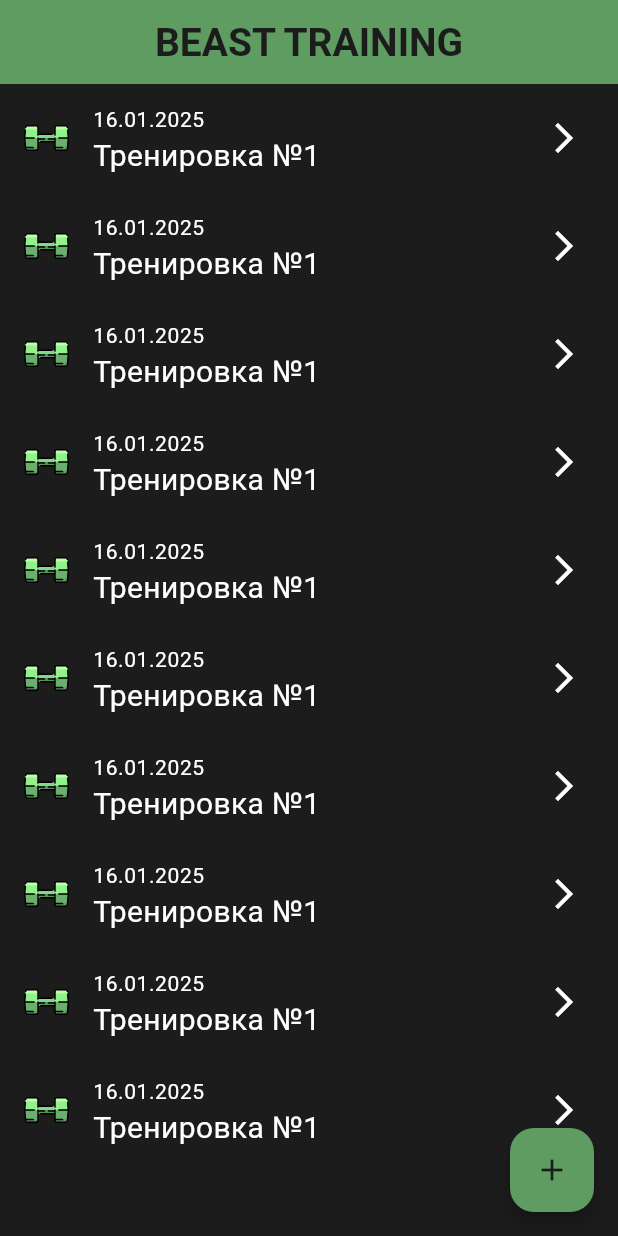
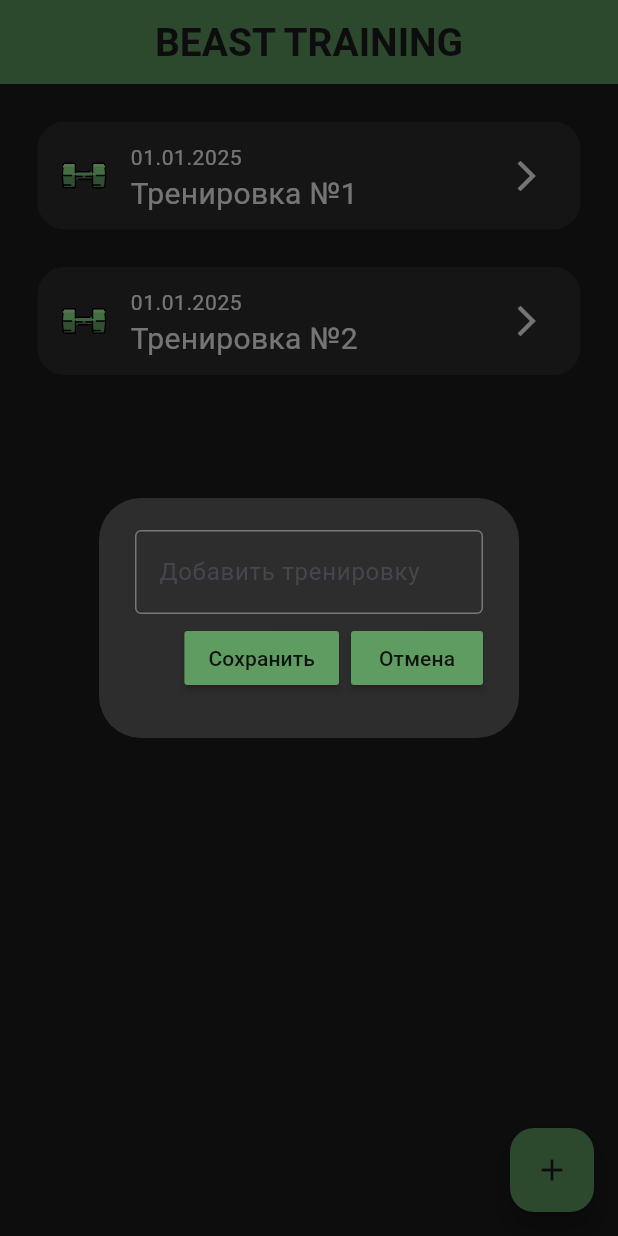
Before and after one commit to smthm0re/beast_training, a Flutter app: the screen it shows after launch, after a tap on the "add" icon, on a phone screen of 412 x 824 dp. Run offline on Flutter 3.47's test engine with Material 3 defaults, Android fonts, the phone set to English and light mode, and no system bars; drawn by our look-alikes of flutter_slidable; our stand-ins replace flutter_svg, hive, hive_flutter; accounts and stored records are empty.

Commit message:
Добавил hive.

```diff
--- /dev/null
+++ b/lib/data/database.dart
@@ -0,0 +1,19 @@
+import 'package:hive/hive.dart';
+
+class ToDoDataBase {
+  List trainingList = [];
+
+  final _trainingBox = Hive.box("trainingBox");
+
+  void createInitialData() {
+    trainingList = ['Тренировка №1', 'Тренировка №2'];
+  }
+
+  void loadData() {
+    trainingList = _trainingBox.get("TRAININGLIST");
+  }
+
+  void updateDataBase() {
+    _trainingBox.put("TRAININGLIST", trainingList);
+  }
+}
--- a/lib/main.dart
+++ b/lib/main.dart
@@ -1,8 +1,11 @@
-import 'package:beast_training/app/beast_training_app.dart';
+import 'package:beast_training/apps/beast_training_app.dart';
 import 'package:flutter/material.dart';
 import 'package:hive_flutter/hive_flutter.dart';
 
 void main() async {
+  await Hive.initFlutter();
+
+  var box = await Hive.openBox('trainingBox');
+
   runApp(const BeastTrainingApp());
-  await Hive.initFlutter();
 }
--- /dev/null
+++ b/lib/pages/training_screen/dialog_box/dialog_box.dart
@@ -0,0 +1,45 @@
+import 'package:beast_training/pages/training_screen/dialog_box/my_button/my_button.dart';
+import 'package:flutter/material.dart';
+
+class DialogBox extends StatelessWidget {
+  DialogBox({
+    super.key,
+    required this.controller,
+    required this.onSave,
+    required this.onCancel,
+  });
+
+  final controller;
+  VoidCallback onSave;
+  VoidCallback onCancel;
+
+  @override
+  Widget build(BuildContext context) {
+    return AlertDialog(
+      backgroundColor: Color.fromARGB(255, 45, 45, 45),
+      content: Container(
+        height: 120,
+        child: Column(
+          mainAxisAlignment: MainAxisAlignment.spaceEvenly,
+          children: [
+            TextField(
+              controller: controller,
+              decoration: InputDecoration(
+                border: OutlineInputBorder(),
+                hintText: 'Добавить тренировку',
+              ),
+            ),
+            Row(
+              mainAxisAlignment: MainAxisAlignment.end,
+              children: [
+                MyButton(text: "Сохранить", onPressed: onSave),
+                const SizedBox(width: 8),
+                MyButton(text: "Отмена", onPressed: onCancel),
+              ],
+            )
+          ],
+        ),
+      ),
+    );
+  }
+}
--- /dev/null
+++ b/lib/pages/training_screen/dialog_box/my_button/my_button.dart
@@ -0,0 +1,21 @@
+import 'package:flutter/material.dart';
+
+class MyButton extends StatelessWidget {
+  MyButton({
+    super.key,
+    required this.text,
+    required this.onPressed,
+  });
+
+  final String text;
+  VoidCallback onPressed;
+
+  @override
+  Widget build(BuildContext context) {
+    return MaterialButton(
+      onPressed: onPressed,
+      color: Color.fromARGB(255, 95, 156, 98),
+      child: Text(text),
+    );
+  }
+}
--- a/lib/pages/training_screen/training_screen.dart
+++ b/lib/pages/training_screen/training_screen.dart
@@ -1,5 +1,8 @@
+import 'package:beast_training/data/database.dart';
+import 'package:beast_training/pages/training_screen/dialog_box/dialog_box.dart';
 import 'package:beast_training/pages/training_screen/training_tile/training_tile.dart';
 import 'package:flutter/material.dart';
+import 'package:hive/hive.dart';
 
 class TrainingScreen extends StatefulWidget {
   const TrainingScreen({super.key});
@@ -9,10 +12,48 @@ class TrainingScreen extends StatefulWidget {
 }
 
 class _TrainingScreenState extends State<TrainingScreen> {
-  void _addTraining() {
-    setState(() {
-// todo: добавить что делать при нажатии кнопки
-    });
+  final _trainingBox = Hive.box("trainingBox");
+  ToDoDataBase db = ToDoDataBase();
+
+  @override
+  void initState() {
+    if (_trainingBox.get("TRAININGLIST") == null) {
+      db.createInitialData();
+    } else {
+      db.loadData();
+    }
+
+    super.initState();
+  }
+
+  final _controller = TextEditingController();
+
+  void _createNewTraining() {
+    showDialog(
+      context: context,
+      builder: (context) {
+        return DialogBox(
+          controller: _controller,
+          onSave: saveNewTraining,
+          onCancel: () => Navigator.of(context).pop(),
+        );
+      },
+    );
+    setState(() {});
+  }
+
+  void saveNewTraining() {
+    db.trainingList.add(_controller.text);
+    db.updateDataBase();
+    Navigator.of(context).pop();
+    _controller.clear();
+    setState(() {});
+  }
+
+  void deleteTraining(int index) {
+    db.trainingList.removeAt(index);
+    db.updateDataBase();
+    setState(() {});
   }
 
   @override
@@ -23,16 +64,16 @@ class _TrainingScreenState extends State<TrainingScreen> {
         title: const Text('BEAST TRAINING'),
       ),
       body: ListView.builder(
-        itemCount: 10,
+        itemCount: db.trainingList.length,
         itemBuilder: (context, index) {
-          const trainingNumber = 'Тренировка №1';
-          return const TrainingTile(
-            trainingNumber: trainingNumber,
+          return TrainingTile(
+            trainingNumber: db.trainingList[index],
+            deleteTraining: (context) => deleteTraining(index),
           );
         },
       ),
       floatingActionButton: FloatingActionButton(
-        onPressed: _addTraining,
+        onPressed: _createNewTraining,
         tooltip: 'Добавить тренировку',
         child: const Icon(Icons.add),
       ),
--- a/lib/pages/training_screen/training_tile/training_tile.dart
+++ b/lib/pages/training_screen/training_tile/training_tile.dart
@@ -1,24 +1,43 @@
 import 'package:flutter/material.dart';
+import 'package:flutter_slidable/flutter_slidable.dart';
 import 'package:flutter_svg/svg.dart';
 
 class TrainingTile extends StatelessWidget {
-  const TrainingTile({
+  TrainingTile({
     super.key,
     required this.trainingNumber,
+    required this.deleteTraining,
   });
 
   final String trainingNumber;
+  Function(BuildContext)? deleteTraining;
 
   @override
   Widget build(BuildContext context) {
-    return ListTile(
+    return Padding(
+      padding: const EdgeInsets.only(left: 25.0, right: 25.0, top: 25.0),
+      child: Slidable(
+        endActionPane: ActionPane(
+          motion: StretchMotion(),
+          children: [
+            SlidableAction(
+              onPressed: deleteTraining,
+              icon: Icons.delete,
+              backgroundColor: Colors.red.shade300,
+              borderRadius: BorderRadius.circular(18),
+            ),
+          ],
+        ),
+        child: ListTile(
+          shape:
+              RoundedRectangleBorder(borderRadius: BorderRadius.circular(18)),
           leading: SvgPicture.asset(
             'assets/svg/dumbbell.svg',
             height: 30,
             width: 30,
           ),
           title: Text(
-        '16.01.2025',
+            '01.01.2025',
             style: Theme.of(context).textTheme.bodySmall,
           ),
           subtitle: Text(
@@ -31,6 +50,8 @@ class TrainingTile extends StatelessWidget {
               '/training',
             );
           },
+        ),
+      ),
     );
   }
 }
--- a/lib/theme/theme.dart
+++ b/lib/theme/theme.dart
@@ -2,7 +2,10 @@ import 'package:flutter/material.dart';
 
 final theme = ThemeData(
   primarySwatch: Colors.red,
-  listTileTheme: const ListTileThemeData(iconColor: Colors.white),
+  listTileTheme: const ListTileThemeData(
+    iconColor: Colors.white,
+    tileColor: Color.fromARGB(255, 45, 45, 45),
+  ),
   floatingActionButtonTheme: const FloatingActionButtonThemeData(
     backgroundColor: Color.fromARGB(255, 95, 156, 98),
     foregroundColor: Color.fromARGB(255, 28, 28, 28),
--- a/pubspec.yaml
+++ b/pubspec.yaml
@@ -1,5 +1,5 @@
 name: beast_training
-description: "The Gym workout app."
+description: "The Gym workout apps."
 # The following line prevents the package from being accidentally published to
 # pub.dev using `flutter pub publish`. This is preferred for private packages.
 publish_to: 'none' # Remove this line if you wish to publish to pub.dev
@@ -35,10 +35,12 @@ dependencies:
   hive_flutter: ^1.1.0
   hive: ^2.2.3
   syncfusion_flutter_datepicker: ^27.1.57
+  flutter_slidable: ^3.1.2
 
 dev_dependencies:
   flutter_test:
     sdk: flutter
+  hive_generator: ^2.0.1
 
   # The "flutter_lints" package below contains a set of recommended lints to
   # encourage good coding practices. The lint set provided by the package is
```
Also changed, not shown: lib/apps/beast_training_app.dart (renamed from lib/app/beast_training_app.dart), pubspec.lock, 3 other files. Lines whose indentation alone changed are shown as unchanged.
